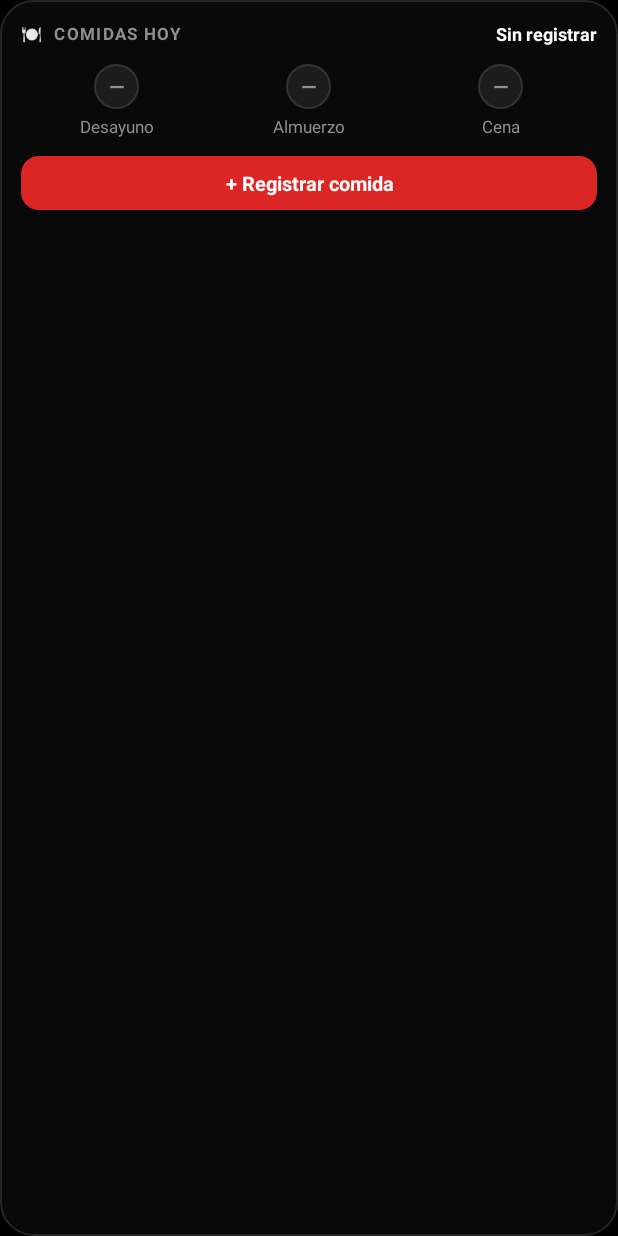
After one commit to osvaldoctrujillo25-eng/Kaisen, an Android app: the layout widget_meal.xml on its own in the app's theme, with its tools: preview values and no code run, on a phone screen of 412 x 824 dp. The commit adds this screen. Run offline under Robolectric (Android 15) with nearby library versions, the phone set to English and light mode, and no system bars.

Commit message:
Add files via upload

```diff
--- /dev/null
+++ b/app/src/main/res/drawable/widget_bg.xml
@@ -0,0 +1,6 @@
+<?xml version="1.0" encoding="utf-8"?>
+<shape xmlns:android="http://schemas.android.com/apk/res/android" android:shape="rectangle">
+    <solid android:color="#F20A0A0A" />
+    <stroke android:width="1dp" android:color="#262626" />
+    <corners android:radius="22dp" />
+</shape>
--- /dev/null
+++ b/app/src/main/res/drawable/widget_btn.xml
@@ -0,0 +1,5 @@
+<?xml version="1.0" encoding="utf-8"?>
+<shape xmlns:android="http://schemas.android.com/apk/res/android" android:shape="rectangle">
+    <solid android:color="#1C1C1C" />
+    <corners android:radius="12dp" />
+</shape>
--- /dev/null
+++ b/app/src/main/res/drawable/widget_btn_red.xml
@@ -0,0 +1,5 @@
+<?xml version="1.0" encoding="utf-8"?>
+<shape xmlns:android="http://schemas.android.com/apk/res/android" android:shape="rectangle">
+    <solid android:color="#DC2626" />
+    <corners android:radius="12dp" />
+</shape>
--- /dev/null
+++ b/app/src/main/res/drawable/widget_dot_off.xml
@@ -0,0 +1,5 @@
+<?xml version="1.0" encoding="utf-8"?>
+<shape xmlns:android="http://schemas.android.com/apk/res/android" android:shape="oval">
+    <solid android:color="#1C1C1C" />
+    <stroke android:width="1dp" android:color="#333333" />
+</shape>
--- /dev/null
+++ b/app/src/main/res/drawable/widget_dot_on.xml
@@ -0,0 +1,4 @@
+<?xml version="1.0" encoding="utf-8"?>
+<shape xmlns:android="http://schemas.android.com/apk/res/android" android:shape="oval">
+    <solid android:color="#10B981" />
+</shape>
--- /dev/null
+++ b/app/src/main/res/layout/widget_meal.xml
@@ -0,0 +1,136 @@
+<?xml version="1.0" encoding="utf-8"?>
+<LinearLayout xmlns:android="http://schemas.android.com/apk/res/android"
+    android:id="@+id/m_root"
+    android:layout_width="match_parent"
+    android:layout_height="match_parent"
+    android:background="@drawable/widget_bg"
+    android:orientation="vertical"
+    android:padding="14dp">
+
+    <LinearLayout
+        android:layout_width="match_parent"
+        android:layout_height="wrap_content"
+        android:gravity="center_vertical"
+        android:orientation="horizontal">
+
+        <TextView
+            android:layout_width="0dp"
+            android:layout_height="wrap_content"
+            android:layout_weight="1"
+            android:text="🍽️  COMIDAS HOY"
+            android:textColor="#8E8E93"
+            android:textSize="11sp"
+            android:textStyle="bold"
+            android:letterSpacing="0.08" />
+
+        <TextView
+            android:id="@+id/m_total"
+            android:layout_width="wrap_content"
+            android:layout_height="wrap_content"
+            android:text="Sin registrar"
+            android:textColor="#FFFFFF"
+            android:textSize="12sp"
+            android:textStyle="bold" />
+    </LinearLayout>
+
+    <LinearLayout
+        android:layout_width="match_parent"
+        android:layout_height="wrap_content"
+        android:layout_marginTop="12dp"
+        android:orientation="horizontal">
+
+        <LinearLayout
+            android:layout_width="0dp"
+            android:layout_height="wrap_content"
+            android:layout_weight="1"
+            android:gravity="center_horizontal"
+            android:orientation="vertical">
+
+            <TextView
+                android:id="@+id/m_d"
+                android:layout_width="30dp"
+                android:layout_height="30dp"
+                android:background="@drawable/widget_dot_off"
+                android:gravity="center"
+                android:text="—"
+                android:textColor="#8E8E93"
+                android:textSize="13sp"
+                android:textStyle="bold" />
+
+            <TextView
+                android:id="@+id/m_d_l"
+                android:layout_width="wrap_content"
+                android:layout_height="wrap_content"
+                android:layout_marginTop="4dp"
+                android:text="Desayuno"
+                android:textColor="#8E8E93"
+                android:textSize="11sp" />
+        </LinearLayout>
+        <LinearLayout
+            android:layout_width="0dp"
+            android:layout_height="wrap_content"
+            android:layout_weight="1"
+            android:gravity="center_horizontal"
+            android:orientation="vertical">
+
+            <TextView
+                android:id="@+id/m_a"
+                android:layout_width="30dp"
+                android:layout_height="30dp"
+                android:background="@drawable/widget_dot_off"
+                android:gravity="center"
+                android:text="—"
+                android:textColor="#8E8E93"
+                android:textSize="13sp"
+                android:textStyle="bold" />
+
+            <TextView
+                android:id="@+id/m_a_l"
+                android:layout_width="wrap_content"
+                android:layout_height="wrap_content"
+                android:layout_marginTop="4dp"
+                android:text="Almuerzo"
+                android:textColor="#8E8E93"
+                android:textSize="11sp" />
+        </LinearLayout>
+        <LinearLayout
+            android:layout_width="0dp"
+            android:layout_height="wrap_content"
+            android:layout_weight="1"
+            android:gravity="center_horizontal"
+            android:orientation="vertical">
+
+            <TextView
+                android:id="@+id/m_c"
+                android:layout_width="30dp"
+                android:layout_height="30dp"
+                android:background="@drawable/widget_dot_off"
+                android:gravity="center"
+                android:text="—"
+                android:textColor="#8E8E93"
+                android:textSize="13sp"
+                android:textStyle="bold" />
+
+            <TextView
+                android:id="@+id/m_c_l"
+                android:layout_width="wrap_content"
+                android:layout_height="wrap_content"
+                android:layout_marginTop="4dp"
+                android:text="Cena"
+                android:textColor="#8E8E93"
+                android:textSize="11sp" />
+        </LinearLayout>
+    </LinearLayout>
+
+    <TextView
+        android:id="@+id/m_add"
+        android:layout_width="match_parent"
+        android:layout_height="36dp"
+        android:layout_marginTop="12dp"
+        android:background="@drawable/widget_btn_red"
+        android:gravity="center"
+        android:text="+ Registrar comida"
+        android:textColor="#FFFFFF"
+        android:textSize="13sp"
+        android:textStyle="bold" />
+</LinearLayout>
--- a/app/src/main/res/values/strings.xml
+++ b/app/src/main/res/values/strings.xml
@@ -1,4 +1,6 @@
 <?xml version="1.0" encoding="utf-8"?>
 <resources>
     <string name="app_name">Kaizen</string>
+    <string name="widget_water_desc">Agua de hoy y botones para sumar</string>
+    <string name="widget_meal_desc">Desayuno, almuerzo y cena de hoy</string>
 </resources>
```
Also changed, not shown: app/src/main/AndroidManifest.xml (+23 -0 lines), app/src/main/java/com/arakyel/pulso/MainActivity.java (+10 -0 lines), app/src/main/java/com/arakyel/pulso/MealWidget.java (added, +58 -0 lines), app/src/main/java/com/arakyel/pulso/WaterWidget.java (added, +69 -0 lines), app/src/main/java/com/arakyel/pulso/WidgetData.java (added, +182 -0 lines), app/src/main/res/drawable/widget_progress.xml (added, +17 -0 lines), app/src/main/res/drawable/widget_progress_ok.xml (added, +17 -0 lines), app/src/main/res/layout/widget_water.xml (added, +108 -0 lines), app/src/main/res/xml/widget_meal_info.xml (added, +14 -0 lines), app/src/main/res/xml/widget_water_info.xml (added, +14 -0 lines), app/src/main/res/drawable-nodpi/ic_launcher_koi.png, 1 other file.
